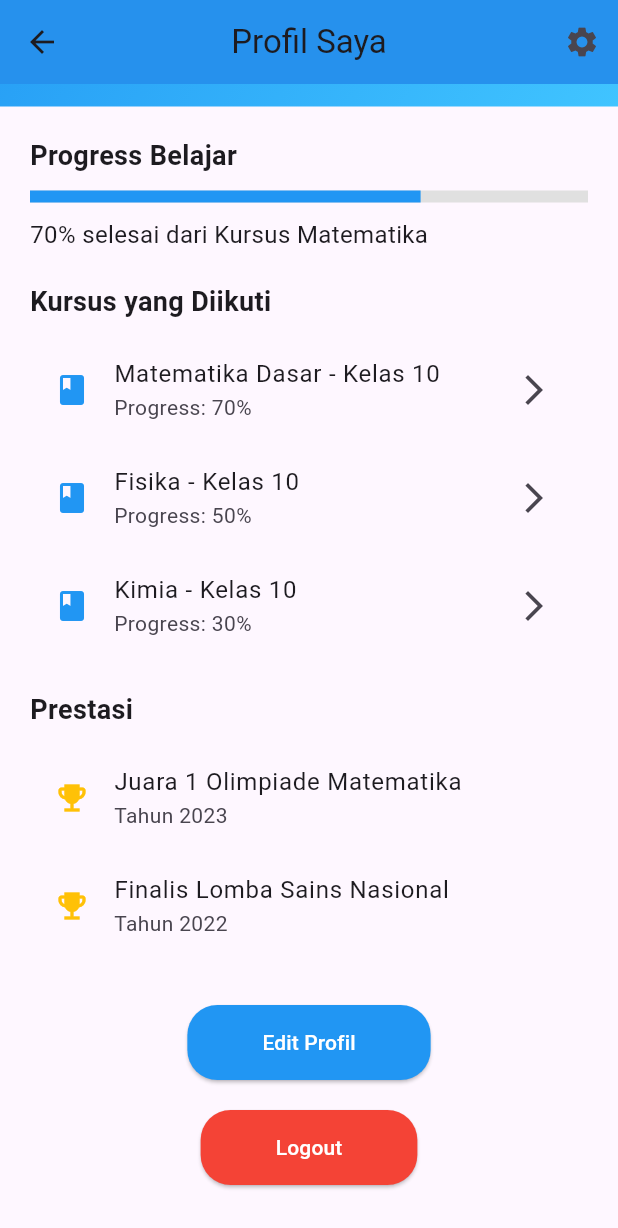
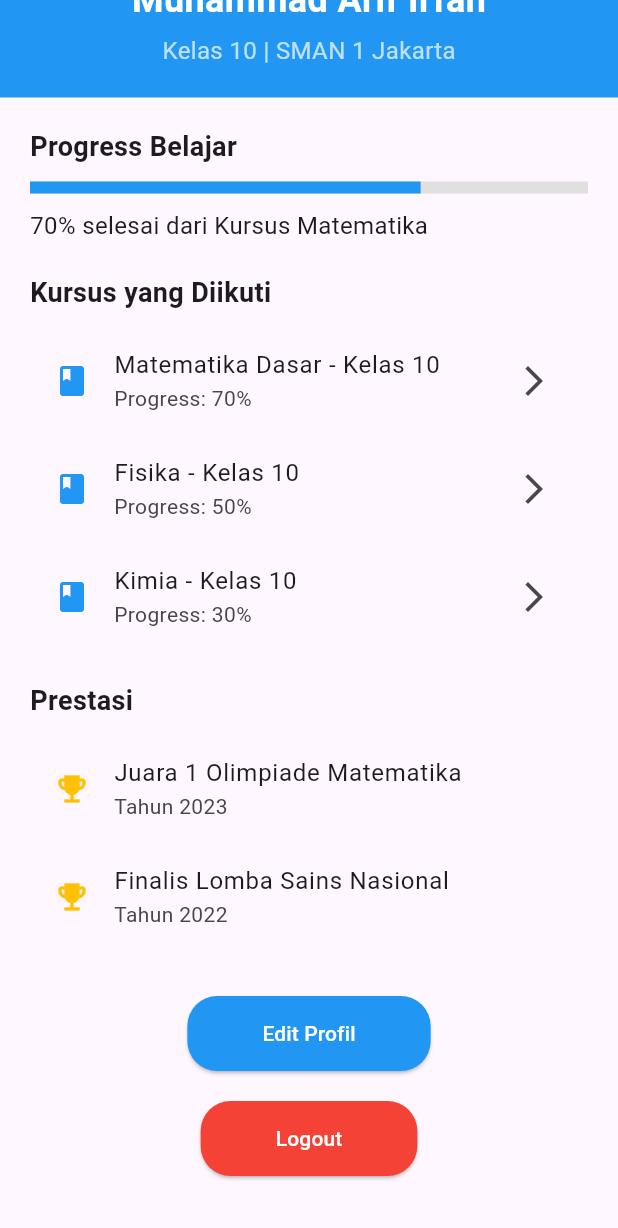
Before and after one commit to marifirfan/Nexus_Apps_Network_Education, a Flutter app: the ProfileView screen opened directly, scrolled down 227 dp, on a phone screen of 412 x 824 dp. Shown: the top 1228 px of the screen. Run offline on Flutter 3.47's test engine with Material 3 defaults, Android fonts, the phone set to English and light mode, and no system bars; our stand-ins replace curved_navigation_bar, get, image_picker; network calls fail.

Commit message:
detele setting icon and fix padding profile

```diff
--- a/lib/app/modules/profile/views/Profile_view.dart
+++ b/lib/app/modules/profile/views/Profile_view.dart
@@ -1,3 +1,4 @@
+// ignore_for_file: file_names
 import 'package:flutter/material.dart';
 import 'package:get/get.dart';
 // import 'package:image_picker/image_picker.dart';
@@ -14,24 +15,23 @@ class ProfileView extends StatefulWidget {
 
 class ProfileViewState extends State<ProfileView> {
   final ProfileController controller = Get.put(ProfileController());
-  File? profileImage; // Variabel untuk menyimpan gambar yang dipilih
+  File? profileImage; // Icon profile
 
   @override
   Widget build(BuildContext context) {
     return Scaffold(
-      appBar: AppBar(
-        title: const Text('Profil Saya'),
-        backgroundColor: Colors.blue, // Warna biru untuk AppBar
-        centerTitle: true,
-        actions: [
-          IconButton(
-            icon: const Icon(Icons.settings),
-            onPressed: () {
-              Get.to(() => SettingsView()); // Navigasi ke halaman pengaturan
-            },
-          ),
-        ],
-      ),
+      // appBar: AppBar(
+      //   backgroundColor: Colors.blue, // Warna biru untuk AppBar
+      //   centerTitle: true,
+      //   actions: [
+      //     IconButton(
+      //       icon: const Icon(Icons.settings),
+      //       onPressed: () {
+      //         Get.to(() => SettingsView()); // Navigasi ke halaman pengaturan
+      //       },
+      //     ),
+      //   ],
+      // ),
       body: SingleChildScrollView(
         child: Column(
           crossAxisAlignment: CrossAxisAlignment.center,
@@ -39,10 +39,10 @@ class ProfileViewState extends State<ProfileView> {
             // Header dengan background biru dan foto profil
             Container(
               width: double.infinity,
-              padding: const EdgeInsets.only(top: 30, bottom: 20),
+              padding: const EdgeInsets.only(top: 80, bottom: 20),
               decoration: const BoxDecoration(
                 gradient: LinearGradient(
-                  colors: [Colors.blue, Colors.lightBlueAccent],
+                  colors: [Colors.blue, Colors.blue],
                   begin: Alignment.topLeft,
                   end: Alignment.bottomRight,
                 ),
@@ -201,8 +201,7 @@ class ProfileViewState extends State<ProfileView> {
             // Tombol Edit Profil
             ElevatedButton(
               onPressed: () {
-                // controller
-                //     .getImageFromGallery(); // Memanggil fungsi untuk memilih gambar
+                Get.to(SettingsView());
               },
               style: ElevatedButton.styleFrom(
                 backgroundColor:
```
